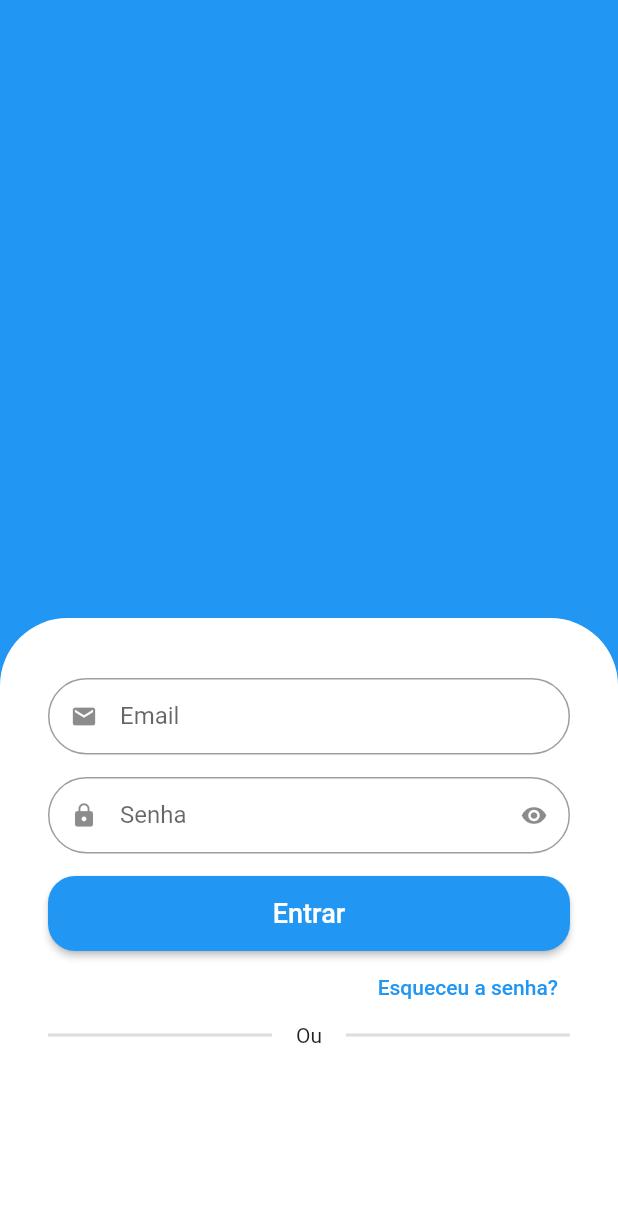
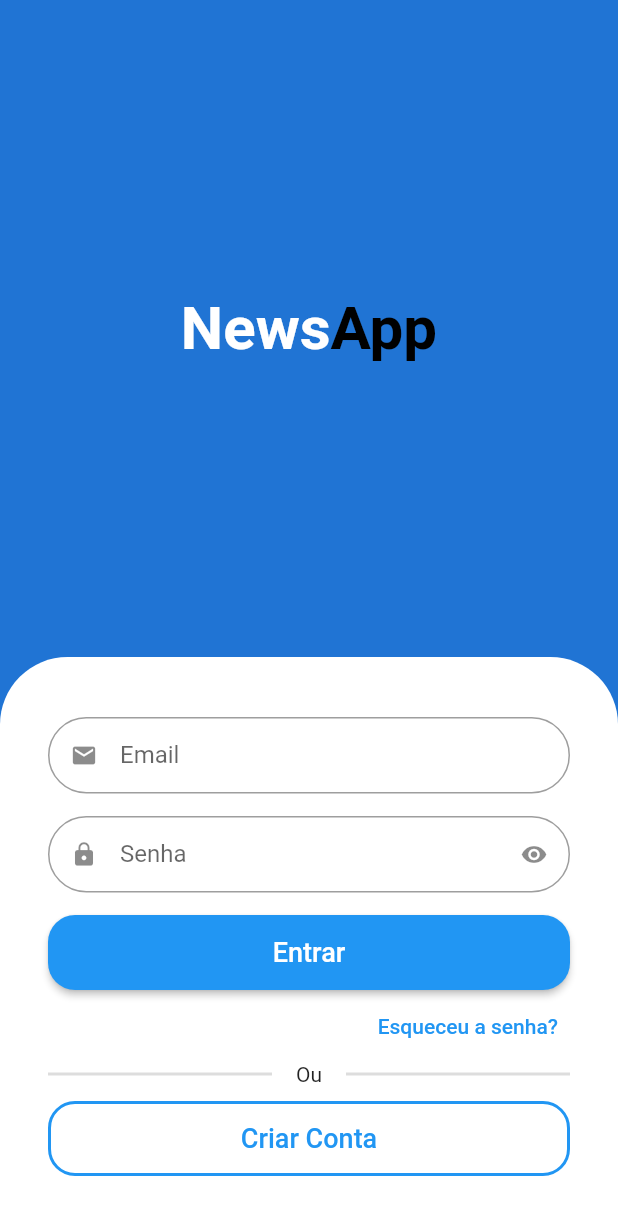
Before and after one commit to the-nelso/newsapp, a Flutter app: the screen it shows after launch, on a phone screen of 412 x 824 dp. Shown: the top 1215 px of the screen. Run offline on Flutter 3.47's test engine with Material 2 defaults, Android fonts, the phone set to English and light mode, and no system bars.

Commit message:
* Padronização de Cores na nova pasta config * Finalização do layout da tela de login

```diff
--- a/lib/src/auth/sing_in_screen.dart
+++ b/lib/src/auth/sing_in_screen.dart
@@ -1,22 +1,52 @@
 import 'package:flutter/material.dart';
 import 'package:newsapp/src/components/custom_text_field.dart';
+import 'package:newsapp/src/config/custom_colors.dart';
 
 class SingInScreen extends StatelessWidget {
   const SingInScreen({Key? key}) : super(key: key);
 
   @override
   Widget build(BuildContext context) {
+    final size = MediaQuery.of(context).size;
+
     return Scaffold(
-      backgroundColor: Colors.blue,
-      body: Column(
+      backgroundColor: CustomColors.customSwatchColor,
+      body: SingleChildScrollView(
+        child: SizedBox(
+          height: size.height,
+          width: size.width,
+          child: Column(
             children: [
               Expanded(
-            child: Container(
-              color: Colors.blue,
+                child: Column(
+                  mainAxisAlignment: MainAxisAlignment.center,
+                  children: [
+                    Text.rich(
+                      TextSpan(
+                        style: const TextStyle(fontSize: 40),
+                        children: [
+                          TextSpan(
+                            text: "News",
+                            style: TextStyle(
+                              color: CustomColors.customContrastColor,
+                              fontWeight: FontWeight.bold,
                             ),
                           ),
-          Expanded(
-            child: Container(
+                          const TextSpan(
+                              text: "App",
+                              style: TextStyle(
+                                color: Colors.black,
+                                fontWeight: FontWeight.bold,
+                              ))
+                        ],
+                      ),
+                    )
+                  ],
+                ),
+              ),
+
+              //FORMULARIO
+              Container(
                 padding: const EdgeInsets.symmetric(
                   horizontal: 32,
                   vertical: 40,
@@ -30,19 +60,20 @@ class SingInScreen extends StatelessWidget {
                 child: Column(
                   crossAxisAlignment: CrossAxisAlignment.stretch,
                   children: [
-                  // Email
+                    //EMAIL
                     const CustomTextField(
                       icon: Icons.email,
                       label: "Email",
                     ),
 
-                  // Senha
+                    //SENHA
                     const CustomTextField(
                       icon: Icons.lock,
                       label: "Senha",
                       isSecret: true,
                     ),
-                  //Entrar
+
+                    //ENTRAR
                     SizedBox(
                       height: 50,
                       child: ElevatedButton(
@@ -59,6 +90,8 @@ class SingInScreen extends StatelessWidget {
                         ),
                       ),
                     ),
+
+                    //ESQUECEU A SENHA
                     Align(
                       alignment: Alignment.centerRight,
                       child: TextButton(
@@ -67,7 +100,10 @@ class SingInScreen extends StatelessWidget {
                       ),
                     ),
 
-                  Row(
+                    // DIVISOR
+                    Padding(
+                      padding: const EdgeInsets.only(bottom: 10),
+                      child: Row(
                         children: [
                           Expanded(
                             child: Divider(
@@ -87,12 +123,29 @@ class SingInScreen extends StatelessWidget {
                           )
                         ],
                       ),
-                ],
+                    ),
+
+                    //CADASTRO
+                    SizedBox(
+                      height: 50,
+                      child: OutlinedButton(
+                        style: OutlinedButton.styleFrom(
+                            side: const BorderSide(width: 2, color: Colors.blue),
+                            shape: RoundedRectangleBorder(borderRadius: BorderRadius.circular(18))),
+                        onPressed: () {},
+                        child: const Text(
+                          "Criar Conta",
+                          style: TextStyle(fontSize: 18),
                         ),
                       ),
                     )
                   ],
                 ),
+              )
+            ],
+          ),
+        ),
+      ),
     );
   }
 }
--- /dev/null
+++ b/lib/src/config/custom_colors.dart
@@ -0,0 +1,19 @@
+import 'package:flutter/material.dart';
+
+Map<int, Color> _swatchOpacity = {
+  50: const Color.fromRGBO(32, 116, 212, .1),
+  100: const Color.fromRGBO(32, 116, 212, .2),
+  200: const Color.fromRGBO(32, 116, 212, .3),
+  300: const Color.fromRGBO(32, 116, 212, .4),
+  400: const Color.fromRGBO(32, 116, 212, .5),
+  500: const Color.fromRGBO(32, 116, 212, .6),
+  600: const Color.fromRGBO(32, 116, 212, .7),
+  700: const Color.fromRGBO(32, 116, 212, .8),
+  800: const Color.fromRGBO(32, 116, 212, .9),
+  900: const Color.fromRGBO(32, 116, 212, 1),
+};
+
+abstract class CustomColors {
+  static Color customContrastColor = Colors.white;
+  static MaterialColor customSwatchColor = MaterialColor(0XFF2074d4, _swatchOpacity);
+}
```
Lines whose indentation alone changed are shown as unchanged.
